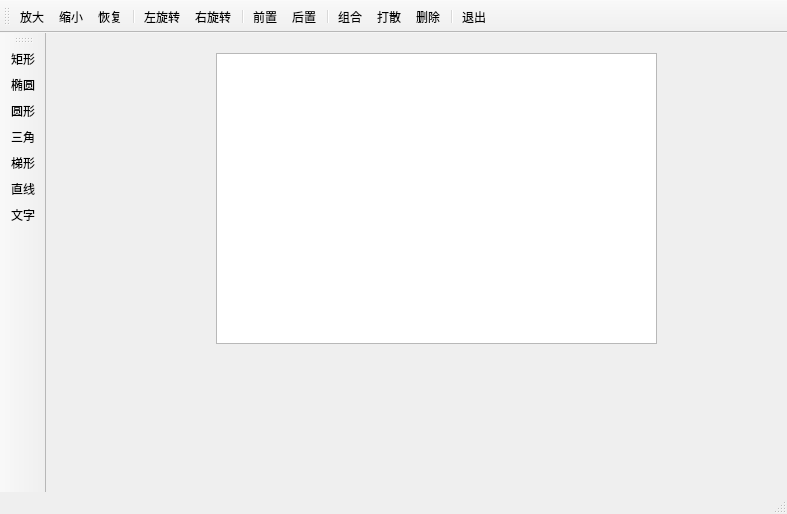
Before: the Qt Designer form GraphicsViewDemo/GraphicsViewDemo.ui in MarkChen16/QtDemo, drawn with Qt 5.
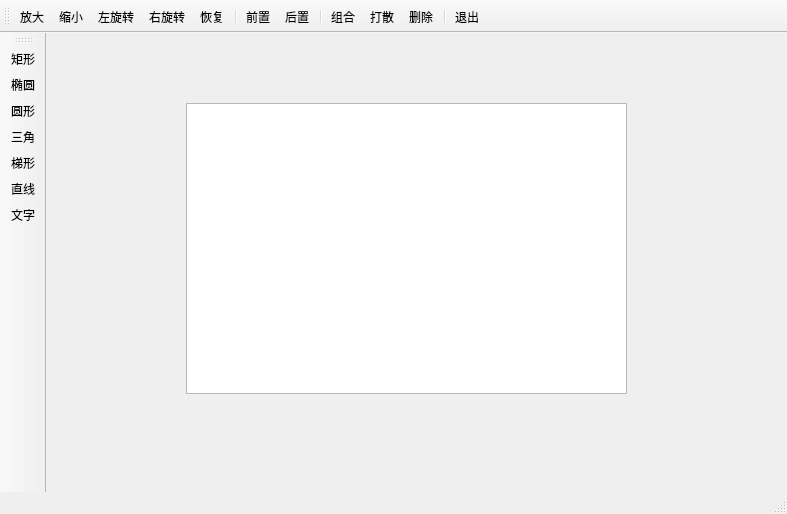
After: the same form once the commit is applied. Icons and pictures are not drawn. Custom widgets are drawn as their Qt base class.

```diff
--- a/GraphicsViewDemo/GraphicsViewDemo.ui
+++ b/GraphicsViewDemo/GraphicsViewDemo.ui
@@ -17,8 +17,8 @@
    <widget class="QWGraphicsView" name="graphicsView">
     <property name="geometry">
      <rect>
-      <x>170</x>
-      <y>20</y>
+      <x>140</x>
+      <y>70</y>
       <width>441</width>
       <height>291</height>
      </rect>
@@ -56,10 +56,9 @@
    </attribute>
    <addaction name="actEnlarge"/>
    <addaction name="actLessen"/>
-   <addaction name="actGoBack"/>
-   <addaction name="separator"/>
    <addaction name="actLeftTrans"/>
    <addaction name="actRightTrans"/>
+   <addaction name="actGoBack"/>
    <addaction name="separator"/>
    <addaction name="actGoFront"/>
    <addaction name="actGoBottom"/>
```
